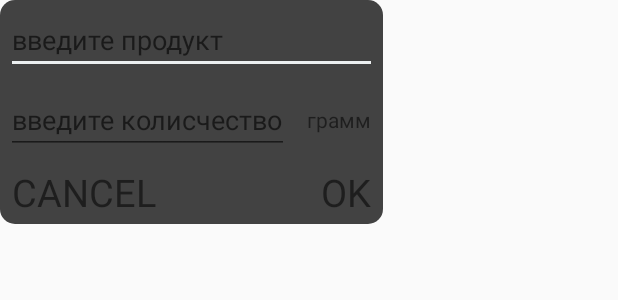
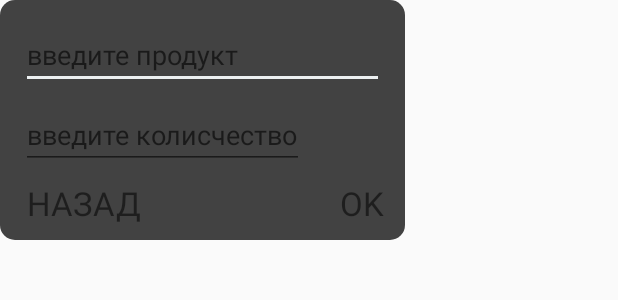
Before and after one commit to Hiplice/nonameproject, an Android app: the layout activity_product_dialog.xml on its own in the app's theme, with its tools: preview values and no code run, on a phone screen of 412 x 824 dp. Shown: the top 300 px of the screen. Run offline under Robolectric (Android 15) with nearby library versions, the phone set to English and light mode, and no system bars.

```diff
--- a/app/src/main/java/com/example/user/freedge/MainActivity.java
+++ b/app/src/main/java/com/example/user/freedge/MainActivity.java
@@ -29,7 +29,7 @@ public class MainActivity extends AppCompatActivity {
     TextView toolBarText;
     public static Stack<Fragment> stack;
 
-    public static String[] availableProductID;
+    public static String[][] availableProducts;
     public static String[][] allProducts;
 
     private static AppCompatActivity main_activity_object;
@@ -155,7 +155,7 @@ public class MainActivity extends AppCompatActivity {
     }
 
     private void loadResources() {
-        availableProductID = DataHandler.loadAvailableProducts(getBaseContext());
+        availableProducts = DataHandler.loadAvailableProducts(getBaseContext());
         allProducts = DataHandler.loadAllProducts(getBaseContext());
     }
 }
--- a/app/src/main/res/layout/activity_product_dialog.xml
+++ b/app/src/main/res/layout/activity_product_dialog.xml
@@ -1,12 +1,12 @@
 <?xml version="1.0" encoding="utf-8"?>
-<LinearLayout
-    xmlns:android="http://schemas.android.com/apk/res/android"
+<LinearLayout xmlns:android="http://schemas.android.com/apk/res/android"
+    xmlns:app="http://schemas.android.com/apk/res-auto"
     xmlns:tools="http://schemas.android.com/tools"
-    xmlns:app="http://schemas.android.com/apk/res-auto"
-    android:layout_width="wrap_content"
+    android:layout_width="270dp"
     android:layout_height="wrap_content"
+    android:background="@drawable/dialog_window"
     android:orientation="vertical"
-    android:background="@drawable/dialog_window"
+    android:padding="10dp"
     tools:context=".ProductDialog">
 
     <AutoCompleteTextView
@@ -18,10 +18,10 @@
         android:hint="@string/input_product" />
 
     <LinearLayout
+        android:layout_width="wrap_content"
+        android:layout_height="wrap_content"
         android:layout_weight="1"
-            android:orientation="horizontal"
-            android:layout_width="wrap_content"
-            android:layout_height="wrap_content">
+        android:orientation="horizontal">
 
         <EditText
             android:id="@+id/count"
@@ -33,12 +33,12 @@
 
         <TextView
             android:id="@+id/count_type"
-                android:layout_width="match_parent"
+            android:layout_width="50dp"
             android:layout_height="match_parent"
             android:layout_margin="4dp"
             android:gravity="center"
             android:padding="4dp"
-                android:text="@string/gram" />
+            android:textSize="18sp" />
 
 
     </LinearLayout>
@@ -54,22 +54,19 @@
             android:layout_height="match_parent"
             android:layout_marginStart="8dp"
             android:layout_marginTop="4dp"
-            android:layout_marginEnd="4dp"
-            android:layout_marginBottom="4dp"
+            android:onClick="onCancel"
             android:text="@string/cancel"
-            android:textSize="25sp"
-            android:onClick="onCancel"/>
+            android:textSize="22sp" />
 
         <TextView
             android:layout_width="wrap_content"
             android:layout_height="wrap_content"
             android:layout_gravity="bottom|end"
             android:layout_marginTop="4dp"
-            android:layout_marginEnd="8dp"
-            android:layout_marginBottom="4dp"
+            android:layout_marginEnd="4dp"
+            android:onClick="onOk"
             android:text="@string/ok"
-            android:textSize="25sp"
-            android:onClick="onOk"/>
+            android:textSize="22sp" />
 
     </android.support.design.widget.CoordinatorLayout>
 
--- a/app/src/main/res/values/strings.xml
+++ b/app/src/main/res/values/strings.xml
@@ -89,7 +89,7 @@
     <string name="input_product">введите продукт</string>
     <string name="product_count">введите колисчество</string>
     <string name="ok">OK</string>
-    <string name="cancel">CANCEL</string>
+    <string name="cancel">НАЗАД</string>
     <string name="gram">грамм</string>
 
 </resources>
```
Also changed, not shown: app/src/main/java/com/example/user/freedge/DataHandler.java (+6 -5 lines), app/src/main/java/com/example/user/freedge/ProductDialog.java (+24 -1 lines). Lines whose indentation alone changed are shown as unchanged.
